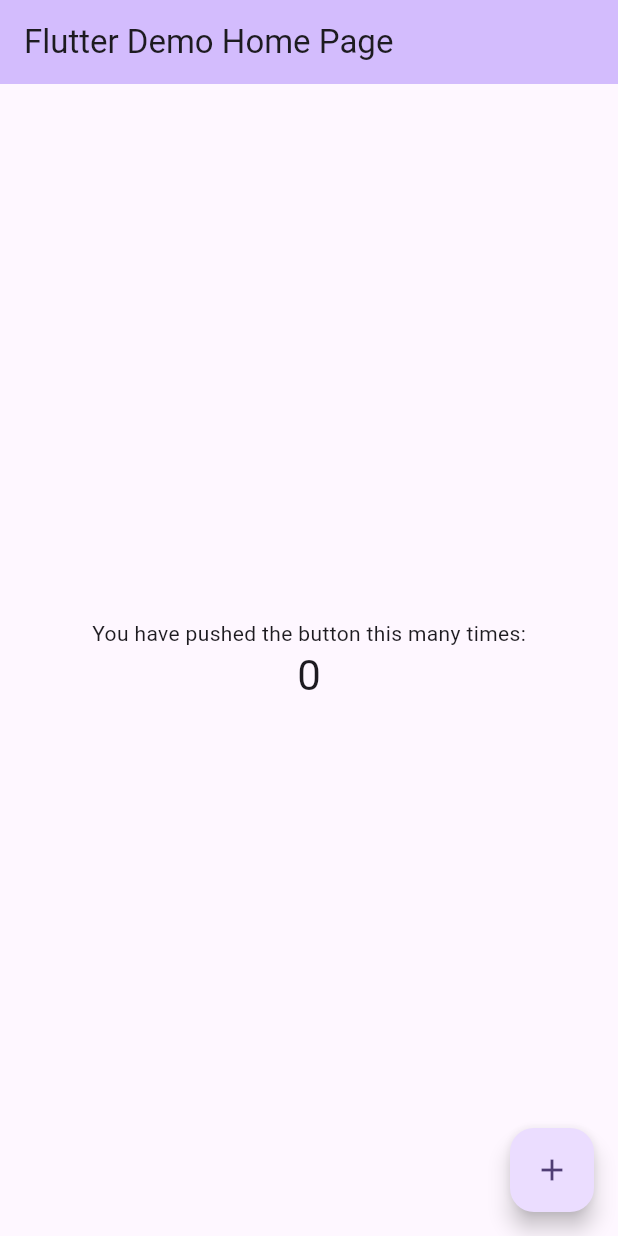
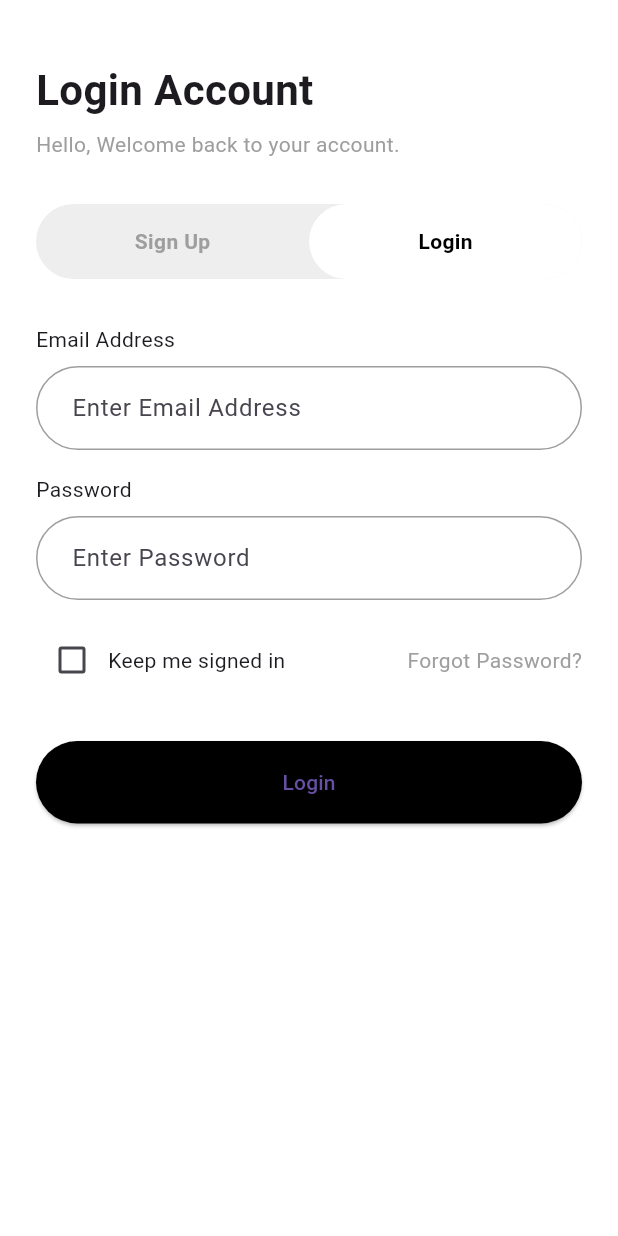
Before and after one commit to Joe30v/EDUVANCE, a Flutter app: the screen it shows after launch, on a phone screen of 412 x 824 dp. Run offline on Flutter 3.47's test engine with Material 3 defaults, Android fonts, the phone set to English and light mode, and no system bars; Roboto replaces fonts that are missing (SF Pro Display).

Commit message:
added  auth page forgot password and reset password part

```diff
--- /dev/null
+++ b/lib/AuthPage.dart
@@ -0,0 +1,296 @@
+import 'package:flutter/material.dart';
+import 'ForgotPasswordPage.dart';
+
+class AuthPage extends StatefulWidget {
+  const AuthPage({super.key});
+
+  @override
+  State<AuthPage> createState() => _AuthPageState();
+}
+
+class _AuthPageState extends State<AuthPage> {
+  final _formKey = GlobalKey<FormState>();
+  bool isLogin = true;
+  bool rememberMe = false;
+
+  final usernameController = TextEditingController();
+  final emailController = TextEditingController();
+  final passwordController = TextEditingController();
+  final confirmPasswordController = TextEditingController();
+
+  InputDecoration inputDecoration(String hint) {
+    return InputDecoration(
+      hintText: hint,
+      contentPadding: const EdgeInsets.symmetric(horizontal: 20, vertical: 16),
+      border: OutlineInputBorder(borderRadius: BorderRadius.circular(30)),
+      enabledBorder: OutlineInputBorder(
+        borderRadius: BorderRadius.circular(30),
+        borderSide: const BorderSide(color: Colors.grey),
+      ),
+      focusedBorder: OutlineInputBorder(
+        borderRadius: BorderRadius.circular(30),
+        borderSide: const BorderSide(color: Colors.black),
+      ),
+      errorBorder: OutlineInputBorder(
+        borderRadius: BorderRadius.circular(30),
+        borderSide: const BorderSide(color: Colors.red),
+      ),
+    );
+  }
+
+  @override
+  Widget build(BuildContext context) {
+    return Scaffold(
+      backgroundColor: Colors.white,
+      body: SafeArea(
+        child: SingleChildScrollView(
+          padding: const EdgeInsets.symmetric(horizontal: 24),
+          child: Form(
+            key: _formKey,
+            child: Column(
+              crossAxisAlignment: CrossAxisAlignment.start,
+              children: [
+                const SizedBox(height: 40),
+                Text(
+                  isLogin ? "Login Account" : "Sign up now",
+                  style: const TextStyle(fontSize: 28, fontWeight: FontWeight.bold),
+                ),
+                const SizedBox(height: 6),
+                Text(
+                  isLogin
+                      ? "Hello, Welcome back to your account."
+                      : "Create a free account",
+                  style: const TextStyle(color: Colors.grey),
+                ),
+                const SizedBox(height: 30),
+
+                /// TOGGLE
+                Container(
+                  height: 50,
+                  decoration: BoxDecoration(
+                    color: Colors.grey.shade200,
+                    borderRadius: BorderRadius.circular(30),
+                  ),
+                  child: Row(
+                    children: [
+                      toggleButton("Sign Up", !isLogin),
+                      toggleButton("Login", isLogin),
+                    ],
+                  ),
+                ),
+
+                const SizedBox(height: 30),
+
+                if (!isLogin) ...[
+                  const Text("Username"),
+                  const SizedBox(height: 8),
+                  TextFormField(
+                    controller: usernameController,
+                    decoration: inputDecoration("Enter Username"),
+                    validator: (v) =>
+                        v == null || v.isEmpty ? "Username is Required" : null,
+                  ),
+                  const SizedBox(height: 16),
+                ],
+
+                const Text("Email Address"),
+                const SizedBox(height: 8),
+                TextFormField(
+                  controller: emailController,
+                  autovalidateMode: AutovalidateMode.onUserInteraction,
+                  decoration: inputDecoration("Enter Email Address"),
+                  validator: (v) {
+                    final email = v?.trim() ?? '';
+                    if (email.isEmpty) return "Email Address is Required";
+                    final emailRegex = RegExp(r'^[\w\.\-]+@([\w\-]+\.)+[\w\-]{2,}$');
+                    if (!emailRegex.hasMatch(email)) return "Enter a valid email address";
+                    return null;
+                  },
+                ),
+
+
+                const SizedBox(height: 16),
+
+                const Text("Password"),
+                const SizedBox(height: 8),
+                TextFormField(
+                  controller: passwordController,
+                  autovalidateMode: AutovalidateMode.onUserInteraction,
+                  obscureText: true,
+                  decoration: inputDecoration("Enter Password"),
+                  validator: (v) {
+                    final pass = v ?? '';
+                    if (pass.isEmpty) return "Password is Required";
+                    if (!isLogin) {
+                      final strongRegex = RegExp(r'^(?=.*[a-z])(?=.*[A-Z])(?=.*\d)(?=.*[^A-Za-z\d]).{8,}$');
+                      if (!strongRegex.hasMatch(pass)) {
+                        return "Password must be 8+ chars with upper, lower, number & special char";
+                      }
+                    }
+                    return null;
+                  },
+                ),
+
+                if (!isLogin) ...[
+                  const SizedBox(height: 16),
+                  const Text("Confirm Password"),
+                  const SizedBox(height: 8),
+                  TextFormField(
+                    controller: confirmPasswordController,
+                    autovalidateMode: AutovalidateMode.onUserInteraction,
+                    obscureText: true,
+                    decoration: inputDecoration("Re-enter Password"),
+                    validator: (v) {
+                      final pass = v ?? '';
+                      if (pass.isEmpty) return "Password is Required";
+                      if (pass != passwordController.text) return "Passwords do not match";
+                      return null;
+                    },
+                  ),
+                ],
+
+                const SizedBox(height: 16),
+
+                if (isLogin)
+                  Row(
+                    children: [
+                      Checkbox(
+                        value: rememberMe,
+                        onChanged: (v) => setState(() => rememberMe = v!),
+                      ),
+                      const Text("Keep me signed in"),
+                      const Spacer(),
+                      GestureDetector(
+                        onTap: () {
+                          Navigator.push(
+                            context,
+                            MaterialPageRoute(
+                              builder: (_) => const ForgotPasswordPage(),
+                            ),
+                          );
+                        },
+                        child: const Text(
+                          "Forgot Password?",
+                          style: TextStyle(color: Colors.grey),
+                        ),
+                      ),
+                    ],
+                  ),
+
+                const SizedBox(height: 30),
+
+                SizedBox(
+                  width: double.infinity,
+                  height: 55,
+                  child: ElevatedButton(
+                    style: ElevatedButton.styleFrom(
+                      backgroundColor: Colors.black,
+                      shape: RoundedRectangleBorder(
+                        borderRadius: BorderRadius.circular(30),
+                      ),
+                    ),
+                    onPressed: () {
+                      if (_formKey.currentState!.validate()) {
+                        if (isLogin) {
+                          // Show a dialog for successful login
+                          showDialog<void>(
+                            context: context,
+                            builder: (_) => AlertDialog(
+                              backgroundColor: Colors.green[50],
+                              title: const Text(
+                                'Success',
+                                style: TextStyle(
+                                  color: Color(0xFF2E7D32),
+                                  fontWeight: FontWeight.bold,
+                                ),
+                              ),
+                              content: const Text(
+                                'Successfully logged in',
+                                style: TextStyle(color: Colors.black87),
+                              ),
+                              actions: [
+                                TextButton(
+                                  onPressed: () => Navigator.of(context).pop(),
+                                  child: const Text('OK'),
+                                )
+                              ],
+                            ),
+                          );
+                        } else {
+                          // On sign up show a popup dialog and switch to Login when OK is pressed
+                          showDialog<void>(
+                            context: context,
+                            barrierDismissible: false,
+                            builder: (_) => AlertDialog(
+                              backgroundColor: Colors.green[50],
+                              title: const Text(
+                                'Success',
+                                style: TextStyle(
+                                  color: Color(0xFF2E7D32),
+                                  fontWeight: FontWeight.bold,
+                                ),
+                              ),
+                              content: const Text(
+                                'Account created successfully',
+                                style: TextStyle(color: Colors.black87),
+                              ),
+                              actions: [
+                                TextButton(
+                                  onPressed: () {
+                                    Navigator.of(context).pop();
+                                    setState(() {
+                                      isLogin = true;
+                                      _formKey.currentState?.reset();
+                                    });
+                                    usernameController.clear();
+                                    emailController.clear();
+                                    passwordController.clear();
+                                    confirmPasswordController.clear();
+                                  },
+                                  child: const Text('OK'),
+                                )
+                              ],
+                            ),
+                          );
+                        }
+                      }
+                    },
+                    child: Text(isLogin ? "Login" : "Sign Up"),
+                  ),
+                ),
+              ],
+            ),
+          ),
+        ),
+      ),
+    );
+  }
+
+  Widget toggleButton(String text, bool selected) {
+    return Expanded(
+      child: GestureDetector(
+        onTap: () {
+          setState(() {
+            isLogin = (text == "Login");
+            _formKey.currentState?.reset();
+          });
+        },
+        child: Container(
+          alignment: Alignment.center,
+          decoration: BoxDecoration(
+            color: selected ? Colors.white : Colors.transparent,
+            borderRadius: BorderRadius.circular(30),
+          ),
+          child: Text(
+            text,
+            style: TextStyle(
+              fontWeight: FontWeight.w600,
+              color: selected ? Colors.black : Colors.grey,
+            ),
+          ),
+        ),
+      ),
+    );
+  }
+
+}
--- a/lib/main.dart
+++ b/lib/main.dart
@@ -1,4 +1,5 @@
 import 'package:flutter/material.dart';
+import 'AuthPage.dart';
 
 void main() {
   runApp(const MyApp());
@@ -7,116 +8,17 @@ void main() {
 class MyApp extends StatelessWidget {
   const MyApp({super.key});
 
-  // This widget is the root of your application.
   @override
   Widget build(BuildContext context) {
     return MaterialApp(
-      title: 'Flutter Demo',
+      debugShowCheckedModeBanner: false,
+      title: 'Auth UI',
       theme: ThemeData(
-        // This is the theme of your application.
-        //
-        // TRY THIS: Try running your application with "flutter run". You'll see
-        // the application has a purple toolbar. Then, without quitting the app,
-        // try changing the seedColor in the colorScheme below to Colors.green
-        // and then invoke "hot reload" (save your changes or press the "hot
-        // reload" button in a Flutter-supported IDE, or press "r" if you used
-        // the command line to start the app).
-        //
-        // Notice that the counter didn't reset back to zero; the application
-        // state is not lost during the reload. To reset the state, use hot
-        // restart instead.
-        //
-        // This works for code too, not just values: Most code changes can be
-        // tested with just a hot reload.
-        colorScheme: .fromSeed(seedColor: Colors.deepPurple),
+        primaryColor: Colors.black,
+        scaffoldBackgroundColor: Colors.white,
+        fontFamily: 'SF Pro Display', // optional
       ),
-      home: const MyHomePage(title: 'Flutter Demo Home Page'),
+      home: const AuthPage(),
     );
   }
 }
-
-class MyHomePage extends StatefulWidget {
-  const MyHomePage({super.key, required this.title});
-
-  // This widget is the home page of your application. It is stateful, meaning
-  // that it has a State object (defined below) that contains fields that affect
-  // how it looks.
-
-  // This class is the configuration for the state. It holds the values (in this
-  // case the title) provided by the parent (in this case the App widget) and
-  // used by the build method of the State. Fields in a Widget subclass are
-  // always marked "final".
-
-  final String title;
-
-  @override
-  State<MyHomePage> createState() => _MyHomePageState();
-}
-
-class _MyHomePageState extends State<MyHomePage> {
-  int _counter = 0;
-
-  void _incrementCounter() {
-    setState(() {
-      // This call to setState tells the Flutter framework that something has
-      // changed in this State, which causes it to rerun the build method below
-      // so that the display can reflect the updated values. If we changed
-      // _counter without calling setState(), then the build method would not be
-      // called again, and so nothing would appear to happen.
-      _counter++;
-    });
-  }
-
-  @override
-  Widget build(BuildContext context) {
-    // This method is rerun every time setState is called, for instance as done
-    // by the _incrementCounter method above.
-    //
-    // The Flutter framework has been optimized to make rerunning build methods
-    // fast, so that you can just rebuild anything that needs updating rather
-    // than having to individually change instances of widgets.
-    return Scaffold(
-      appBar: AppBar(
-        // TRY THIS: Try changing the color here to a specific color (to
-        // Colors.amber, perhaps?) and trigger a hot reload to see the AppBar
-        // change color while the other colors stay the same.
-        backgroundColor: Theme.of(context).colorScheme.inversePrimary,
-        // Here we take the value from the MyHomePage object that was created by
-        // the App.build method, and use it to set our appbar title.
-        title: Text(widget.title),
-      ),
-      body: Center(
-        // Center is a layout widget. It takes a single child and positions it
-        // in the middle of the parent.
-        child: Column(
-          // Column is also a layout widget. It takes a list of children and
-          // arranges them vertically. By default, it sizes itself to fit its
-          // children horizontally, and tries to be as tall as its parent.
-          //
-          // Column has various properties to control how it sizes itself and
-          // how it positions its children. Here we use mainAxisAlignment to
-          // center the children vertically; the main axis here is the vertical
-          // axis because Columns are vertical (the cross axis would be
-          // horizontal).
-          //
-          // TRY THIS: Invoke "debug painting" (choose the "Toggle Debug Paint"
-          // action in the IDE, or press "p" in the console), to see the
-          // wireframe for each widget.
-          mainAxisAlignment: .center,
-          children: [
-            const Text('You have pushed the button this many times:'),
-            Text(
-              '$_counter',
-              style: Theme.of(context).textTheme.headlineMedium,
-            ),
-          ],
-        ),
-      ),
-      floatingActionButton: FloatingActionButton(
-        onPressed: _incrementCounter,
-        tooltip: 'Increment',
-        child: const Icon(Icons.add),
-      ),
-    );
-  }
-}
```
Also changed, not shown: lib/ForgotPasswordPage.dart (added, +102 -0 lines), lib/SuccessfulResetPasswordPage.dart (added, +45 -0 lines).
